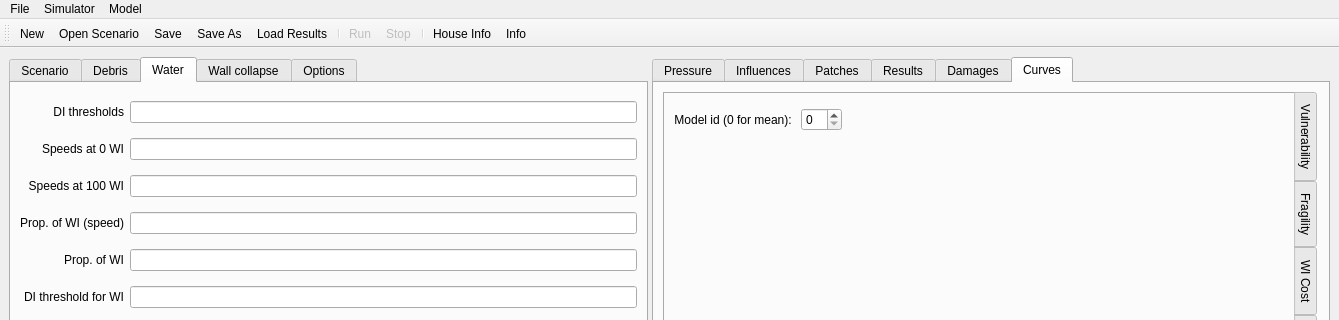
Above: vaws/gui/ui/main.ui from GeoscienceAustralia/vaws before the change; both pictures show x 0 to 1339 and y 0 to 320 of the 1339 by 723 pixel window. Below: the same form after it.
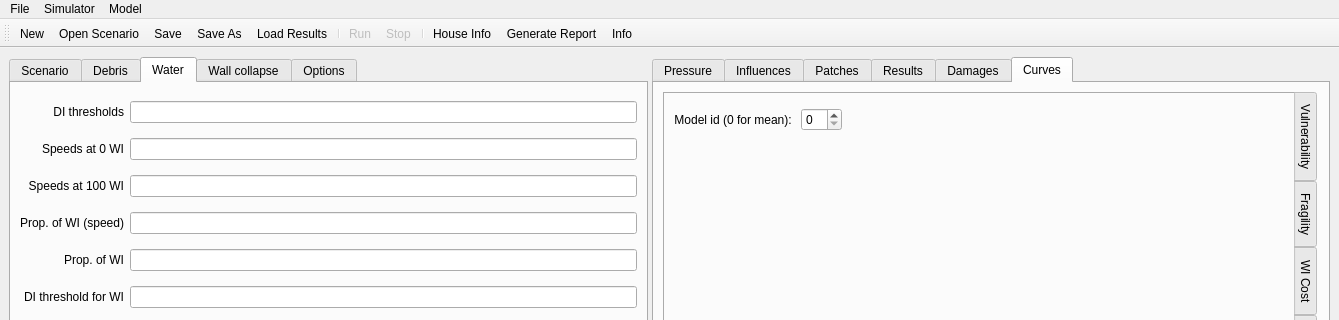
That is the form after the change. Icons and pictures are not drawn. Custom widgets are drawn as their Qt base class.

Commit message: add report button in gui

The edit to the form file:
```diff
--- a/vaws/gui/ui/main.ui
+++ b/vaws/gui/ui/main.ui
@@ -2126,6 +2126,7 @@
    <addaction name="actionStop"/>
    <addaction name="separator"/>
    <addaction name="actionHouse_Info"/>
+   <addaction name="actionGenerate_Report"/>
    <addaction name="actionInfo"/>
   </widget>
   <widget class="QMenuBar" name="menubar">
@@ -2241,6 +2242,15 @@
     <string>House Info...</string>
    </property>
   </action>
+  <action name="actionGenerate_Report">
+   <property name="icon">
+    <iconset resource="../vaws.qrc">
+     <normaloff>:/icons/images/hand.png</normaloff>:/icons/images/hand.png</iconset>
+   </property>
+   <property name="text">
+    <string>Generate Report...</string>
+   </property>
+  </action>
   <action name="actionTest_Debris_Settings">
    <property name="icon">
     <iconset resource="../vaws.qrc">
```
Left out of the diff: 2 changed lines with no effect on the pictures. The commit also changes 1 other file.
